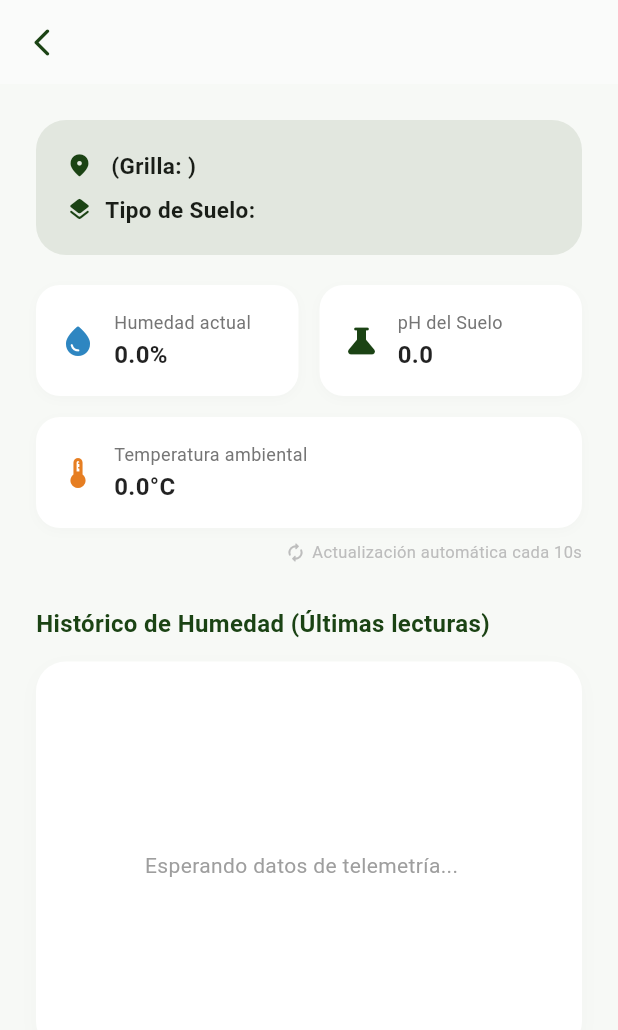
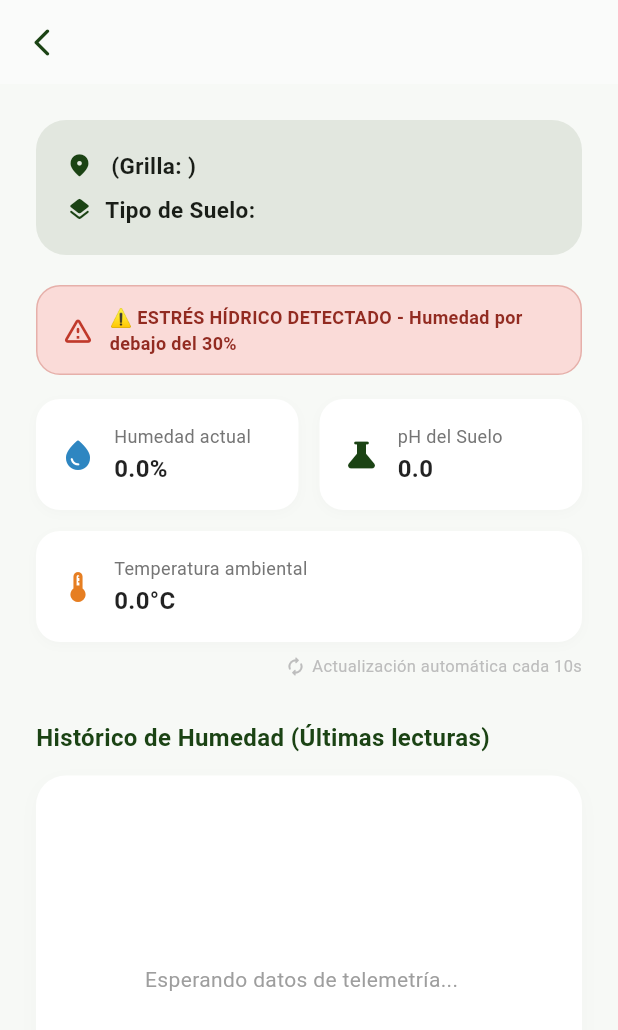
Before and after one commit to aldolauran-cmyk/agrotech-ecosystem-2026, a Flutter app: the ParcelDetailScreen screen opened directly with empty values, on a phone screen of 412 x 824 dp. Shown: the top 1030 px of the screen. Run offline on Flutter 3.47's test engine with Material 3 defaults, Android fonts, the phone set to English and light mode, and no system bars; our stand-ins replace fl_chart, flutter_secure_storage; accounts and stored records are empty; network calls fail.

Commit message:
feat: implementar alerta visual de suelo saturado (>70% humedad) en app mobile Flutter

```diff
--- a/mobile/lib/screens/parcel_detail_screen.dart
+++ b/mobile/lib/screens/parcel_detail_screen.dart
@@ -204,8 +204,8 @@ class _ParcelDetailScreenState extends State<ParcelDetailScreen> {
               ),
               const SizedBox(height: 20),
 
-              // ⚠️ ALERTA DE ESTRÉS HÍDRICO EN TIEMPO REAL
-              if (_hasWaterStress) ...[
+              // ⚠️ ALERTA DE ESTRÉS HÍDRICO / SUELO SATURADO EN TIEMPO REAL
+              if (_moisture < 30.0) ...[
                 Container(
                   width: double.infinity,
                   padding: const EdgeInsets.symmetric(vertical: 12, horizontal: 16),
@@ -222,6 +222,29 @@ class _ParcelDetailScreenState extends State<ParcelDetailScreen> {
                         child: Text(
                           '⚠️ ESTRÉS HÍDRICO DETECTADO - Humedad por debajo del 30%',
                           style: TextStyle(color: Color(0xFF922B21), fontWeight: FontWeight.bold, fontSize: 12),
+                        ),
+                      ),
+                    ],
+                  ),
+                ),
+                const SizedBox(height: 16),
+              ] else if (_moisture > 70.0) ...[
+                Container(
+                  width: double.infinity,
+                  padding: const EdgeInsets.symmetric(vertical: 12, horizontal: 16),
+                  decoration: BoxDecoration(
+                    color: const Color(0xFFD4E6F1),
+                    borderRadius: BorderRadius.circular(16),
+                    border: Border.all(color: const Color(0xFFA9CCE3), width: 1),
+                  ),
+                  child: const Row(
+                    children: [
+                      Icon(Icons.opacity, color: Color(0xFF2980B9), size: 22),
+                      SizedBox(width: 10),
+                      Expanded(
+                        child: Text(
+                          '🌊 SUELO SATURADO DETECTADO - Humedad por encima del 70%',
+                          style: TextStyle(color: Color(0xFF1B4F72), fontWeight: FontWeight.bold, fontSize: 12),
                         ),
                       ),
                     ],
```
Also changed, not shown: mobile/lib/screens/parcel_list_screen.dart (+34 -5 lines).
